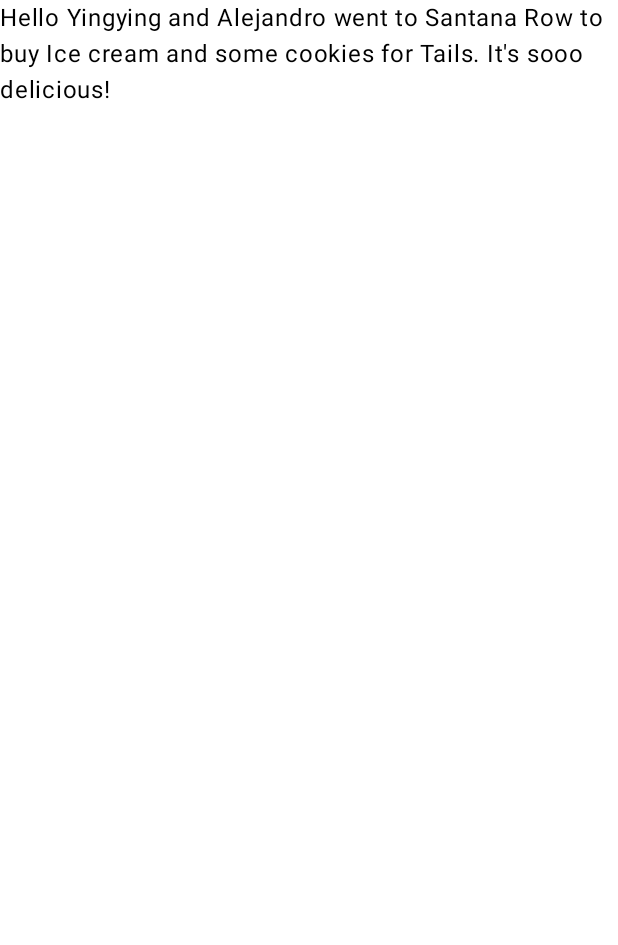
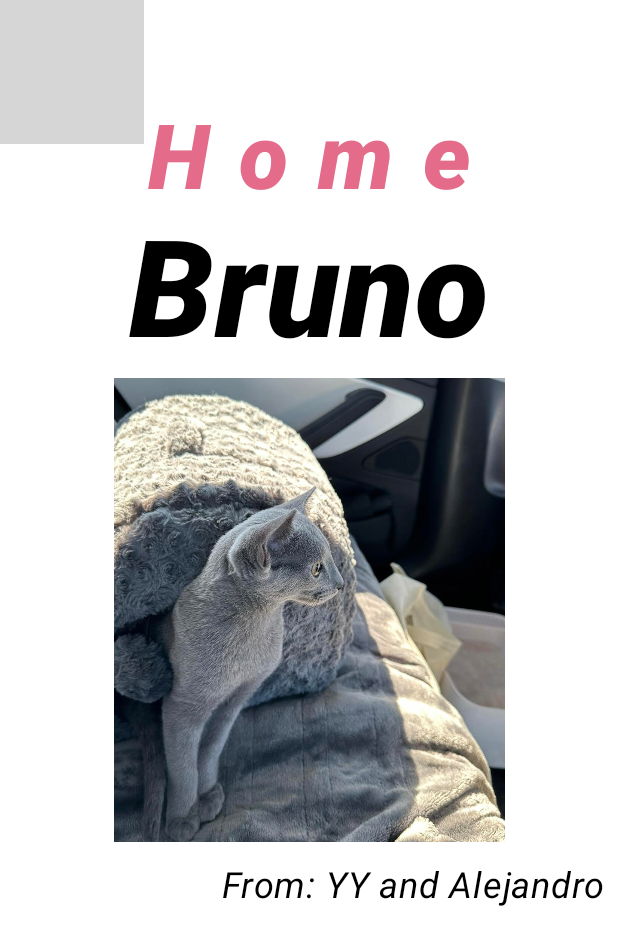
Before and after one commit to al3j4ndrolm/My_Application, an Android app built with Jetpack Compose: the @Preview function GreetingPreview, on a phone screen of 412 x 824 dp. Shown: the top 945 px of the screen. Run offline under Robolectric (Android 15) with nearby library versions, the phone set to English and light mode, and no system bars; grey boxes are pictures that could not be loaded.

Commit message:
Welcome App for Bruno - Practicing

```diff
--- a/app/src/main/java/com/example/myapplication/MainActivity.kt
+++ b/app/src/main/java/com/example/myapplication/MainActivity.kt
@@ -3,13 +3,34 @@
 import android.os.Bundle
 import androidx.activity.ComponentActivity
 import androidx.activity.compose.setContent
+import androidx.compose.foundation.Image
+import androidx.compose.foundation.background
+import androidx.compose.foundation.border
+import androidx.compose.foundation.layout.Arrangement
+import androidx.compose.foundation.layout.Box
+import androidx.compose.foundation.layout.Column
+import androidx.compose.foundation.layout.Row
 import androidx.compose.foundation.layout.fillMaxSize
+import androidx.compose.foundation.layout.fillMaxWidth
+import androidx.compose.foundation.layout.padding
+import androidx.compose.foundation.layout.size
 import androidx.compose.material3.MaterialTheme
 import androidx.compose.material3.Surface
 import androidx.compose.material3.Text
 import androidx.compose.runtime.Composable
+import androidx.compose.ui.Alignment
 import androidx.compose.ui.Modifier
+import androidx.compose.ui.graphics.Color
+import androidx.compose.ui.layout.ContentScale
+import androidx.compose.ui.res.painterResource
+import androidx.compose.ui.text.font.FontStyle
+import androidx.compose.ui.text.font.FontWeight
+import androidx.compose.ui.text.style.TextAlign
+import androidx.compose.ui.text.style.TextDecoration
 import androidx.compose.ui.tooling.preview.Preview
+import androidx.compose.ui.unit.TextUnit
+import androidx.compose.ui.unit.dp
+import androidx.compose.ui.unit.sp
 import com.example.myapplication.ui.theme.MyApplicationTheme
 
 class MainActivity : ComponentActivity() {
@@ -31,13 +52,66 @@
 
 @Composable
 fun Greeting(name: String, modifier: Modifier = Modifier) {
-    Text(
-        text = "Hello $name!",
-        modifier = modifier
-    )
+    Image(painter = painterResource(id = R.drawable.androidparty), contentDescription = "Background" )
+    Column (
+        verticalArrangement = Arrangement.Center)
+    {
+        Text(
+            modifier = Modifier.fillMaxWidth(),
+            text = "Welcome",
+            fontSize = 60.sp,
+            lineHeight = 0.sp,
+            textAlign = TextAlign.Center,
+            color = Color.hsl(hue = 150f, saturation = 0.71f, lightness = 0.85f),
+            fontStyle = FontStyle.Italic,
+            fontWeight = FontWeight.ExtraBold
+
+        )
+        Text(
+            text = "Home",
+            fontSize = 60.sp ,
+            modifier = Modifier.fillMaxWidth(),
+            color = Color.hsl(hue = 345f, saturation = 0.69f, lightness = 0.66f),
+            fontStyle = FontStyle.Italic,
+            textAlign = TextAlign.Center,
+            fontWeight = FontWeight.ExtraBold,
+            letterSpacing = 20.sp
+        )
+        Text(
+            text = "Bruno",
+            fontSize = 90.sp,
+            modifier = Modifier.fillMaxWidth(),
+            color = Color.Black,
+            textAlign = TextAlign.Center,
+            fontStyle = FontStyle.Italic,
+            fontWeight = FontWeight.ExtraBold
+        )
+        Box(modifier = Modifier
+            .size(
+                500.dp, 320.dp
+            )
+            .border(5.dp, Color.White)
+            .background(Color.White)
+        ) {
+            Image(
+                painter = painterResource(id = R.drawable.bruno),
+                contentDescription = "bruno's photo",
+                modifier = Modifier
+                    .size(450.dp, 400.dp)
+            )
+        }
+        Text(
+            text = "From: YY and Alejandro",
+            modifier = Modifier.fillMaxWidth().padding(10.dp),
+            textAlign = TextAlign.Right,
+            fontStyle = FontStyle.Italic,
+            fontSize = 24.sp,
+
+            )
+    }
 }
 
-@Preview(showBackground = true)
+@Preview(showBackground = true, showSystemUi = true)
 @Composable
 fun GreetingPreview() {
     MyApplicationTheme {
```
Also changed, not shown: app/src/main/res/drawable-nodpi/bruno.jpg (added), 1 other file.
